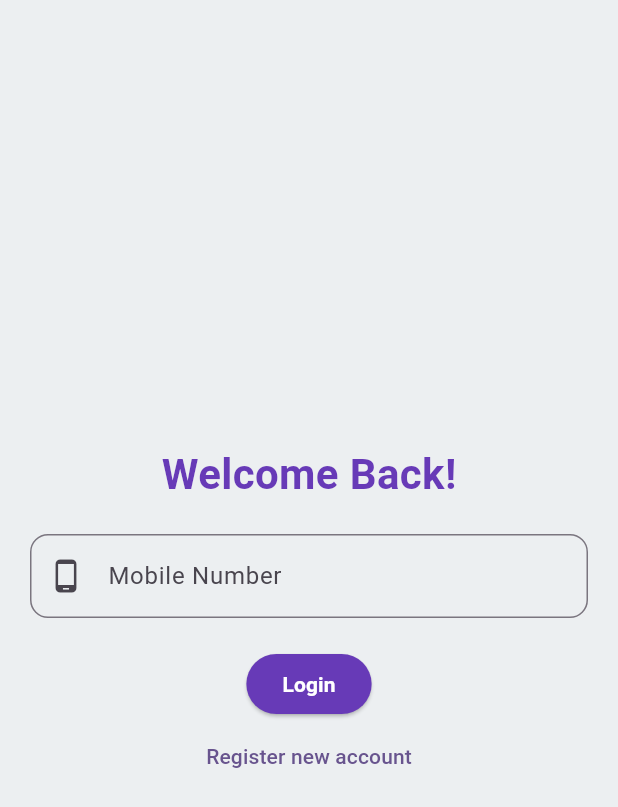
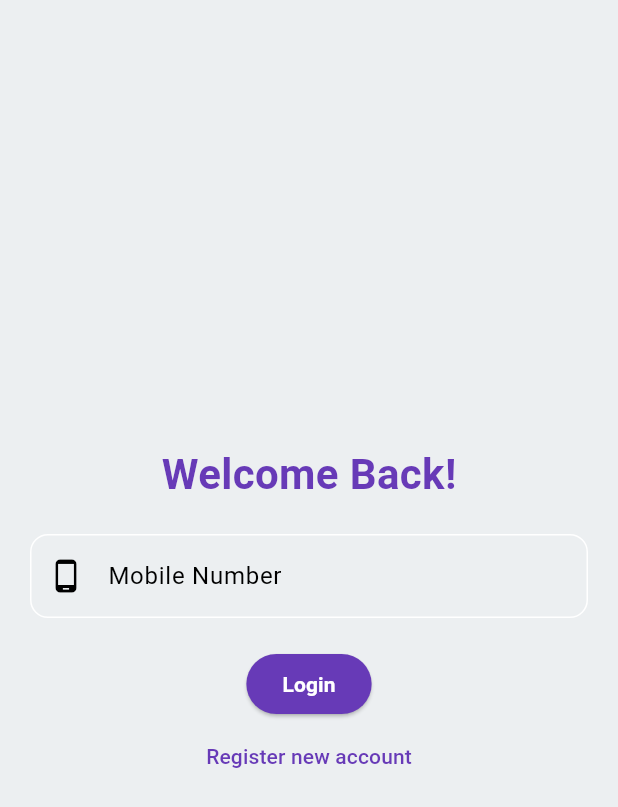
Before and after one commit to hardCool/ecom_client_f, a Flutter app: the screen it shows after launch, on a phone screen of 412 x 824 dp. Shown: the top 807 px of the screen. Run offline on Flutter 3.47's test engine with Material 3 defaults, Android fonts, the phone set to English and light mode, and no system bars; our stand-ins replace cloud_firestore, dropdown_button2, firebase_core, get, get_storage; missing offline and left inert: otp_text_field_v2, razorpay_flutter; accounts and stored records are empty.

Commit message:
swithc to temp_fix//

```diff
--- a/lib/main.dart
+++ b/lib/main.dart
@@ -1,15 +1,10 @@
-
 import 'package:ecom_client_f/controller/home_controller.dart';
 import 'package:ecom_client_f/controller/login_controller.dart';
 import 'package:ecom_client_f/controller/purchase_controller.dart';
-import 'package:ecom_client_f/pages/home_page.dart';
 import 'package:ecom_client_f/pages/login_pages.dart';
-import 'package:ecom_client_f/pages/register_page.dart';
-import 'package:ecom_client_f/widgets/product_card.dart';
 import 'package:firebase_core/firebase_core.dart';
 import 'package:flutter/material.dart';
 import 'package:get/get.dart';
-import 'package:get/get_core/src/get_main.dart';
 import 'package:get_storage/get_storage.dart';
 
 import 'firebase_options.dart';
@@ -25,17 +20,18 @@ void main() async {
 }
 
 class MyApp extends StatelessWidget {
-  const MyApp({super.key});
+  const MyApp({Key? key}) : super(key: key);
 
   @override
   Widget build(BuildContext context) {
     return GetMaterialApp(
       title: 'Flutter Demo',
       theme: ThemeData(
-        colorScheme: ColorScheme.fromSeed(seedColor: Colors.deepPurple),
-        useMaterial3: true,
+        colorScheme: ColorScheme.fromSwatch(primarySwatch: Colors.deepPurple),
+        // Corrected use of colorScheme
+        // useMaterial3: true, // Removed useMaterial3
       ),
-      home: LoginPage()
+      home: LoginPage(), // Corrected LoginPage import
     );
   }
 }
--- a/lib/pages/product_description_page.dart
+++ b/lib/pages/product_description_page.dart
@@ -80,6 +80,7 @@ class ProductDescriptionPage extends StatelessWidget {
                         item: product.name ?? '',
                         description: product.description ?? '',
                       );
+                      print('buy now tapped');
                     },
                     child: Text(
                       'Buy Now',
```
Also changed, not shown: lib/controller/purchase_controller.dart (+18 -7 lines), pubspec.lock, 2 other files.
